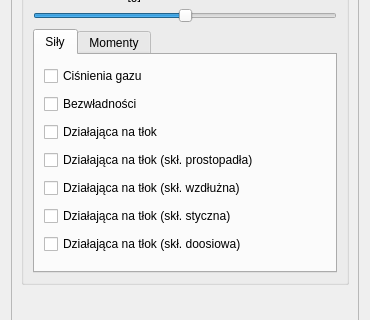
Old version of the form ui/list.ui in the repository MarDom92/Praca_przejsciowa; both pictures show x 0 to 370 and y 349 to 669 of the 370 by 800 pixel window.
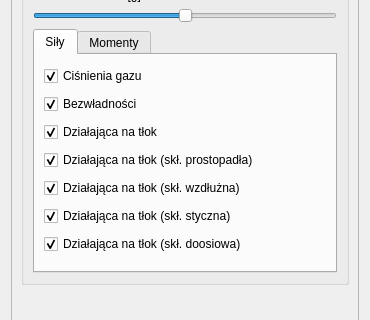
New version of the form.

```diff
--- a/ui/list.ui
+++ b/ui/list.ui
@@ -511,6 +511,9 @@
                 <property name="text">
                  <string>Ciśnienia gazu</string>
                 </property>
+                <property name="checked">
+                 <bool>true</bool>
+                </property>
                </widget>
               </item>
               <item>
@@ -518,6 +521,9 @@
                 <property name="text">
                  <string>Bezwładności</string>
                 </property>
+                <property name="checked">
+                 <bool>true</bool>
+                </property>
                </widget>
               </item>
               <item>
@@ -525,6 +531,9 @@
                 <property name="text">
                  <string>Działająca na tłok</string>
                 </property>
+                <property name="checked">
+                 <bool>true</bool>
+                </property>
                </widget>
               </item>
               <item>
@@ -532,6 +541,9 @@
                 <property name="text">
                  <string>Działająca na tłok (skł. prostopadła)</string>
                 </property>
+                <property name="checked">
+                 <bool>true</bool>
+                </property>
                </widget>
               </item>
               <item>
@@ -539,6 +551,9 @@
                 <property name="text">
                  <string>Działająca na tłok (skł. wzdłużna)</string>
                 </property>
+                <property name="checked">
+                 <bool>true</bool>
+                </property>
                </widget>
               </item>
               <item>
@@ -546,6 +561,9 @@
                 <property name="text">
                  <string>Działająca na tłok (skł. styczna)</string>
                 </property>
+                <property name="checked">
+                 <bool>true</bool>
+                </property>
                </widget>
               </item>
               <item>
@@ -553,6 +571,9 @@
                 <property name="text">
                  <string>Działająca na tłok (skł. doosiowa)</string>
                 </property>
+                <property name="checked">
+                 <bool>true</bool>
+                </property>
                </widget>
               </item>
              </layout>
```
Left out of the diff: 3 changed lines with no effect on the pictures.
